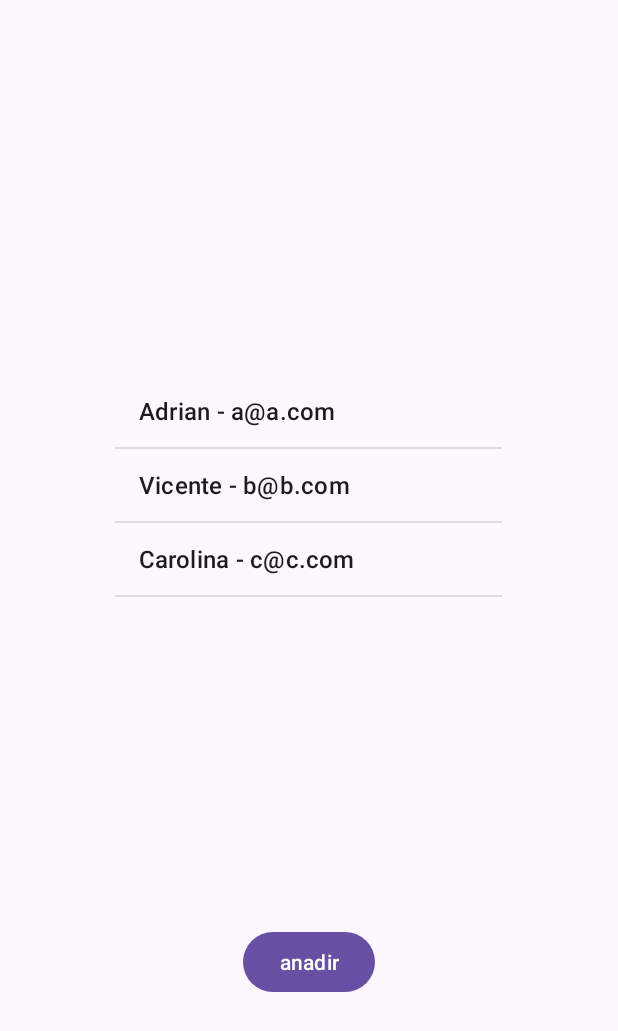
After one commit to 2024A-Moviles-SW-GR1/SW-GR1-obregon-faubla-juanpablo, an Android app: the BListView screen opened directly, with no data from a screen before it, on a phone screen of 412 x 824 dp. The commit adds this screen. Shown: the top 1031 px of the screen. Run offline under Robolectric (Android 15) with nearby library versions, the phone set to English and light mode, and no system bars.

Commit message:
ListView

```diff
--- a/01-Clases/app/src/main/AndroidManifest.xml
+++ b/01-Clases/app/src/main/AndroidManifest.xml
@@ -13,6 +13,9 @@
         android:theme="@style/Theme._2024ASwGr1JPOF"
         tools:targetApi="31">
         <activity
+            android:name=".BListView"
+            android:exported="false" />
+        <activity
             android:name=".ACicloVida"
             android:exported="false" />
         <activity
--- /dev/null
+++ b/01-Clases/app/src/main/java/com/example/a2024aswgr1jpof/BEntrenador.kt
@@ -0,0 +1,13 @@
+package com.example.a2024aswgr1jpof
+
+class BEntrenador(
+    var id:Int,
+    var nombre:String?,
+    var descripcion:String?
+) {
+    override fun toString(): String {
+        return "${nombre} - ${descripcion}"
+    }
+
+
+}
--- /dev/null
+++ b/01-Clases/app/src/main/java/com/example/a2024aswgr1jpof/BListView.kt
@@ -0,0 +1,100 @@
+package com.example.a2024aswgr1jpof
+
+import android.os.Bundle
+import android.view.ContextMenu
+import android.view.MenuItem
+import android.view.View
+import android.widget.AdapterView
+import android.widget.ArrayAdapter
+import android.widget.Button
+import android.widget.ListView
+import androidx.activity.enableEdgeToEdge
+import androidx.appcompat.app.AppCompatActivity
+import androidx.core.view.ViewCompat
+import androidx.core.view.WindowInsetsCompat
+import com.google.android.material.snackbar.Snackbar
+
+class BListView : AppCompatActivity() {
+    val arreglo = BBaseDatosMemoria.arregloBEntrenador
+    override fun onCreate(savedInstanceState: Bundle?) {
+        super.onCreate(savedInstanceState)
+        enableEdgeToEdge()
+        setContentView(R.layout.activity_blist_view)
+        ViewCompat.setOnApplyWindowInsetsListener(findViewById(R.id.cl_blist_view)) { v, insets ->
+            val systemBars = insets.getInsets(WindowInsetsCompat.Type.systemBars())
+            v.setPadding(systemBars.left, systemBars.top, systemBars.right, systemBars.bottom)
+            insets
+        }
+
+        val listView = findViewById<ListView>(R.id.lv_list_view)
+        val adaptador = ArrayAdapter(
+            this,
+            android.R.layout.simple_list_item_1,
+            arreglo
+        )
+        listView.adapter = adaptador
+        adaptador.notifyDataSetChanged()
+        val botonAnadirListView = findViewById<Button>(R.id.btn_anadir_list_view)
+
+        botonAnadirListView.setOnClickListener{
+            anadirEntrenador(adaptador)
+        }
+        registerForContextMenu(listView)
+
+    }
+
+    var posicionItemSeleccionado = -1
+    override fun onCreateContextMenu(
+        menu: ContextMenu?,
+        v: View?,
+        menuInfo: ContextMenu.ContextMenuInfo?
+    ){
+        super.onCreateContextMenu(menu,v,menuInfo)
+        // llenamos opciones del menu
+        val inflater = menuInflater
+        inflater.inflate(R.menu.menu, menu)
+        // Obtener id
+        val info = menuInfo as AdapterView.AdapterContextMenuInfo
+        val posicion = info.position
+        posicionItemSeleccionado = posicion
+    }
+    override fun onContextItemSelected(
+        item: MenuItem
+    ): Boolean {
+        return when (item.itemId){
+            R.id.mi_editar -> {
+                mostrarSnackbar(
+                    "Editar $posicionItemSeleccionado")
+                return true
+            }
+            R.id.mi_eliminar -> {
+                mostrarSnackbar(
+                    "Eliminar $posicionItemSeleccionado")
+                abrirDialogo()// NUEVA LINEA
+                return true
+            }
+            else -> super.onContextItemSelected(item)
+        }
+    }
+    fun abrirDialogo(){}
+
+
+
+
+
+
+
+
+    fun anadirEntrenador(adaptador: ArrayAdapter<BEntrenador>){
+        arreglo.add(BEntrenador(4, "Entrenador 4", "Descripcion 4"))
+        adaptador.notifyDataSetChanged()
+    }
+    fun mostrarSnackbar(texto:String){
+        val snack = Snackbar.make(
+            findViewById(R.id.cl_blist_view),
+            texto,
+            Snackbar.LENGTH_INDEFINITE
+        )
+        snack.show()
+    }
+}
--- a/01-Clases/app/src/main/java/com/example/a2024aswgr1jpof/MainActivity.kt
+++ b/01-Clases/app/src/main/java/com/example/a2024aswgr1jpof/MainActivity.kt
@@ -24,6 +24,12 @@ class MainActivity : AppCompatActivity() {
             .setOnClickListener{
                 irActividad(ACicloVida::class.java)
             }
+
+        val botonIrListView = findViewById<Button>(R.id.btn_ir_list_view)
+        botonIrListView
+            .setOnClickListener{
+                irActividad(BListView::class.java)
+            }
     }
 
     fun irActividad(clase: Class<*>)
--- /dev/null
+++ b/01-Clases/app/src/main/res/layout/activity_blist_view.xml
@@ -0,0 +1,32 @@
+<?xml version="1.0" encoding="utf-8"?>
+<androidx.constraintlayout.widget.ConstraintLayout xmlns:android="http://schemas.android.com/apk/res/android"
+    xmlns:app="http://schemas.android.com/apk/res-auto"
+    xmlns:tools="http://schemas.android.com/tools"
+    android:id="@+id/cl_blist_view"
+    android:layout_width="match_parent"
+    android:layout_height="match_parent"
+    tools:context=".BListView">
+
+    <Button
+        android:id="@+id/btn_anadir_list_view"
+        android:layout_width="wrap_content"
+        android:layout_height="wrap_content"
+        android:text="anadir"
+        app:layout_constraintBottom_toBottomOf="parent"
+        app:layout_constraintEnd_toEndOf="@+id/lv_list_view"
+        app:layout_constraintStart_toStartOf="@+id/lv_list_view"
+        app:layout_constraintTop_toBottomOf="@+id/lv_list_view"
+        app:layout_constraintVertical_bias="0.176" />
+
+    <ListView
+        android:id="@+id/lv_list_view"
+        android:layout_width="258dp"
+        android:layout_height="333dp"
+        app:layout_constraintBottom_toBottomOf="parent"
+        app:layout_constraintEnd_toEndOf="parent"
+        app:layout_constraintHorizontal_bias="0.496"
+        app:layout_constraintStart_toStartOf="parent"
+        app:layout_constraintTop_toTopOf="parent"
+        app:layout_constraintVertical_bias="0.51" />
+
+</androidx.constraintlayout.widget.ConstraintLayout>
--- /dev/null
+++ b/01-Clases/app/src/main/res/menu/menu.xml
@@ -0,0 +1,11 @@
+<?xml version="1.0" encoding="utf-8"?>
+<menu xmlns:app="http://schemas.android.com/apk/res-auto"
+    xmlns:android="http://schemas.android.com/apk/res/android">
+
+    <item
+        android:id="@+id/mi_editar"
+        android:title="Editar" />
+    <item
+        android:id="@+id/mi_eliminar"
+        android:title="Eliminar" />
+</menu>
--- a/01-Clases/app/src/main/res/values/strings.xml
+++ b/01-Clases/app/src/main/res/values/strings.xml
@@ -1,4 +1,9 @@
 <resources>
     <string name="app_name">2024ASwGr1JPOF</string>
     <string name="saludo"> Hello </string>
+    <string-array name="dias_semana">
+        <item> Lunes </item>
+        <item> Martes </item>
+        <item> Miércoles </item>
+    </string-array>
 </resources>
```
Also changed, not shown: 01-Clases/app/src/main/java/com/example/a2024aswgr1jpof/ACicloVida.kt (+22 -0 lines), 01-Clases/app/src/main/java/com/example/a2024aswgr1jpof/BBaseDatosMemoria.kt (added, +23 -0 lines), 01-Clases/app/src/main/res/layout/activity_main.xml (+9 -0 lines).
